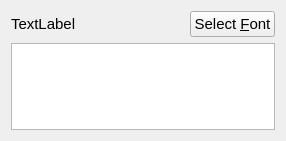
Before: the Qt Designer form warpmain/widgets/fontpreviewwidget.ui in maxlambertini/Warp2010, drawn with Qt 5.
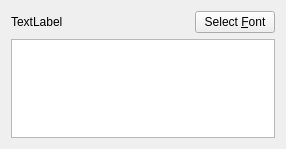
After: the same form once the commit is applied.

```diff
--- a/warpmain/widgets/fontpreviewwidget.ui
+++ b/warpmain/widgets/fontpreviewwidget.ui
@@ -7,7 +7,7 @@
     <x>0</x>
     <y>0</y>
     <width>286</width>
-    <height>141</height>
+    <height>149</height>
    </rect>
   </property>
   <property name="windowTitle">
@@ -20,7 +20,7 @@
       <widget class="QLabel" name="lblFontSelected">
        <property name="font">
         <font>
-         <pointsize>11</pointsize>
+         <pointsize>9</pointsize>
         </font>
        </property>
        <property name="text">
@@ -32,7 +32,7 @@
       <widget class="QPushButton" name="btnSelectFont">
        <property name="font">
         <font>
-         <pointsize>11</pointsize>
+         <pointsize>9</pointsize>
         </font>
        </property>
        <property name="text">
@@ -46,7 +46,7 @@
     <widget class="QTextEdit" name="txtPrevirew">
      <property name="font">
       <font>
-       <pointsize>11</pointsize>
+       <pointsize>9</pointsize>
       </font>
      </property>
      <property name="readOnly">
```
